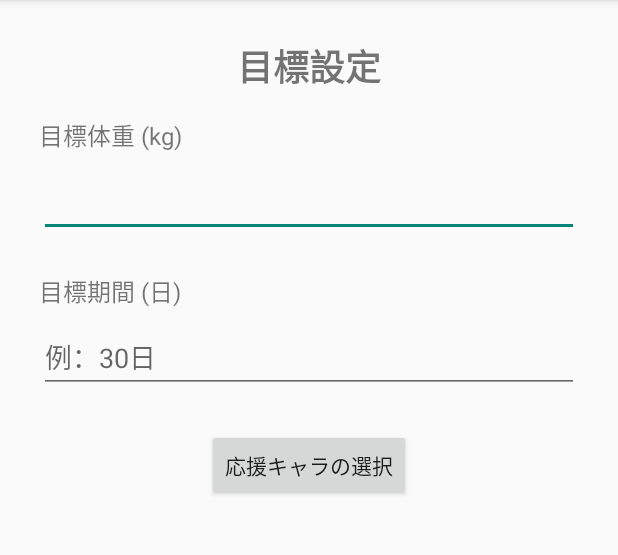
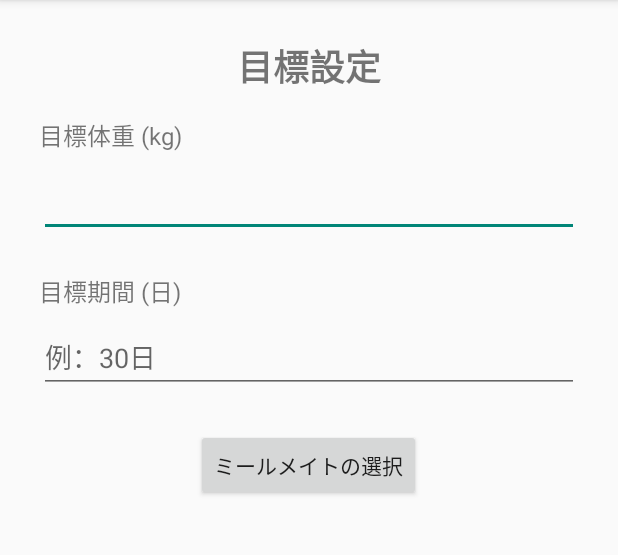
Before and after one commit to gochipon/DIS23-a, an Android app: the GoalSetting screen opened directly, with no data from a screen before it, on a phone screen of 412 x 824 dp, the part 84-639 px from its top. Run offline under Robolectric (Android 15) with nearby library versions, the phone set to English and light mode, and no system bars.

Commit message:
fine tuning

```diff
--- a/DietApp/app/src/main/java/com/example/dietapp/GameTopPage.java
+++ b/DietApp/app/src/main/java/com/example/dietapp/GameTopPage.java
@@ -262,7 +262,7 @@ public class GameTopPage extends AppCompatActivity {
         float weightLeft = weight - targetWeight;
 
         // TextViewのテキストを更新
-        String updatedText = String.format(Locale.JAPAN, "Day %d: 目標まであと%.2f kg!", day, weightLeft);
+        String updatedText = String.format(Locale.JAPAN, "Day %d: 目標まであと -%.2f kg!", day, weightLeft);
         dayTextView.setText(updatedText);
     }
 
--- a/DietApp/app/src/main/res/layout/activity_goal_setting.xml
+++ b/DietApp/app/src/main/res/layout/activity_goal_setting.xml
@@ -75,7 +75,7 @@
         <!-- GameTopPageに遷移するボタン -->
         <Button
             android:id="@+id/goToMakeCharacterButton"
-            android:text="応援キャラの選択"
+            android:text="ミールメイトの選択"
             android:layout_width="wrap_content"
             android:layout_height="wrap_content"
             android:layout_gravity="center_horizontal"
```
Also changed, not shown: DietApp/app/src/main/java/com/example/dietapp/WeightUpdate.java (+11 -0 lines).
